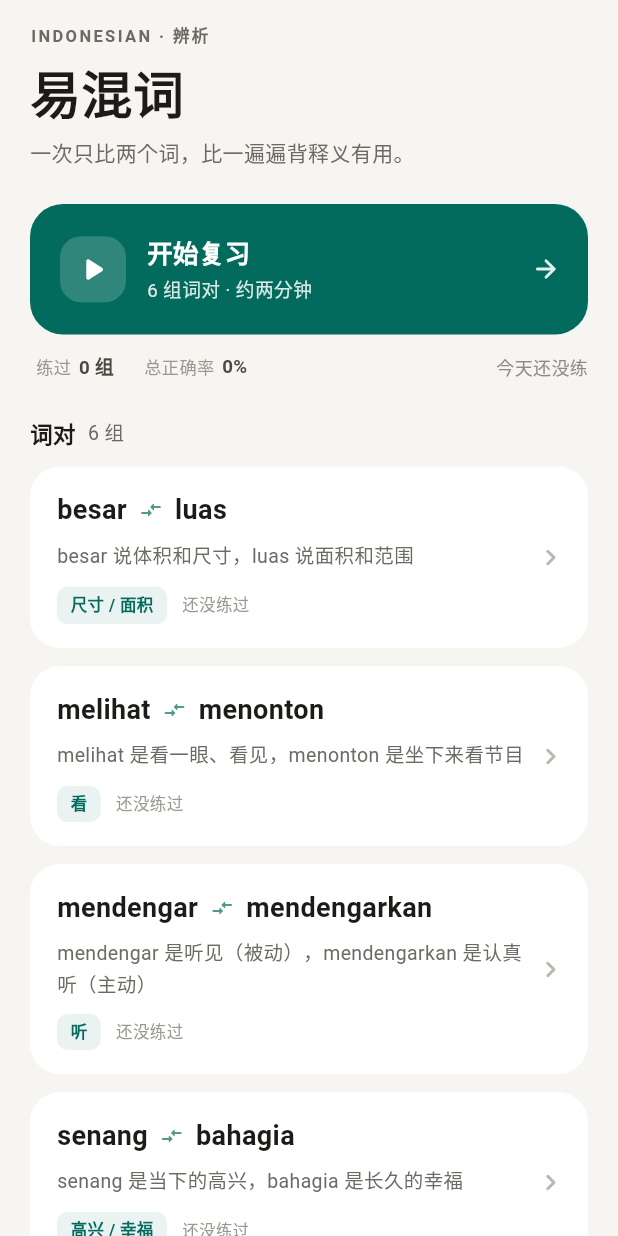
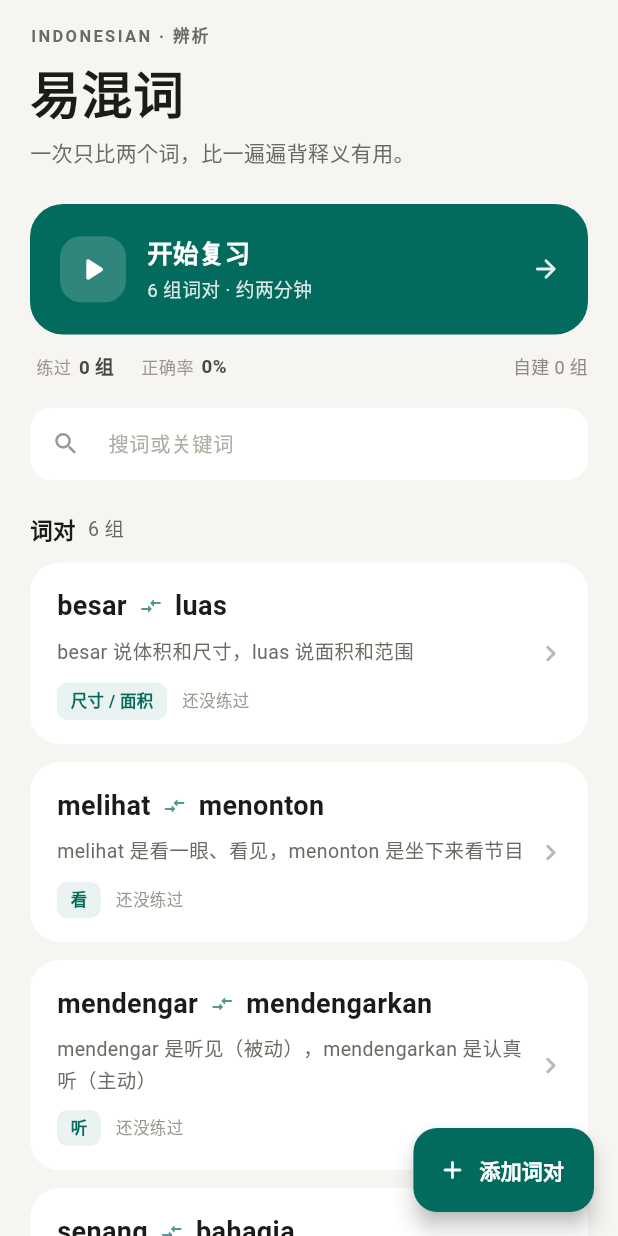
Before and after one commit to BLUEENDDE/megumi-dictionary, a Flutter app: the screen it shows after launch, on a phone screen of 412 x 824 dp. Run offline on Flutter 3.47's test engine with Material 3 defaults, Android fonts, the phone set to English and light mode, and no system bars; our stand-ins replace shared_preferences.

Commit message:
自建词对：添加表单、本地词库、长按删除、搜索过滤

```diff
--- a/lib/models/word_pair.dart
+++ b/lib/models/word_pair.dart
@@ -7,6 +7,13 @@ class WordSense {
   final String gloss;
 
   const WordSense({required this.form, required this.gloss});
+
+  Map<String, dynamic> toJson() => {'form': form, 'gloss': gloss};
+
+  factory WordSense.fromJson(Map<String, dynamic> json) => WordSense(
+        form: json['form'] as String? ?? '',
+        gloss: json['gloss'] as String? ?? '',
+      );
 }
 
 /// 一个差异板块（一条对比轴）。
@@ -20,6 +27,18 @@ class ContrastAxis {
     required this.first,
     required this.second,
   });
+
+  Map<String, dynamic> toJson() => {
+        'name': name,
+        'first': first,
+        'second': second,
+      };
+
+  factory ContrastAxis.fromJson(Map<String, dynamic> json) => ContrastAxis(
+        name: json['name'] as String? ?? '',
+        first: json['first'] as String? ?? '',
+        second: json['second'] as String? ?? '',
+      );
 }
 
 /// 一对最小对比句。
@@ -39,6 +58,24 @@ class ExamplePair {
     required this.secondGloss,
     required this.secondNote,
   });
+
+  Map<String, dynamic> toJson() => {
+        'firstText': firstText,
+        'firstGloss': firstGloss,
+        'firstNote': firstNote,
+        'secondText': secondText,
+        'secondGloss': secondGloss,
+        'secondNote': secondNote,
+      };
+
+  factory ExamplePair.fromJson(Map<String, dynamic> json) => ExamplePair(
+        firstText: json['firstText'] as String? ?? '',
+        firstGloss: json['firstGloss'] as String? ?? '',
+        firstNote: json['firstNote'] as String? ?? '',
+        secondText: json['secondText'] as String? ?? '',
+        secondGloss: json['secondGloss'] as String? ?? '',
+        secondNote: json['secondNote'] as String? ?? '',
+      );
 }
 
 /// 一组词对：两个词、若干板块、一对例句。
@@ -60,6 +97,41 @@ class WordPair {
     required this.axes,
     required this.example,
   });
+
+  /// 用户自己加的词对，id 以 user- 开头。
+  bool get isUserMade => id.startsWith('user-');
+
+  Map<String, dynamic> toJson() => {
+        'id': id,
+        'tag': tag,
+        'summary': summary,
+        'first': first.toJson(),
+        'second': second.toJson(),
+        'axes': axes.map((a) => a.toJson()).toList(),
+        'example': example.toJson(),
+      };
+
+  factory WordPair.fromJson(Map<String, dynamic> json) => WordPair(
+        id: json['id'] as String? ?? '',
+        tag: json['tag'] as String? ?? '',
+        summary: json['summary'] as String? ?? '',
+        first: WordSense.fromJson(
+          (json['first'] as Map?)?.cast<String, dynamic>() ?? {},
+        ),
+        second: WordSense.fromJson(
+          (json['second'] as Map?)?.cast<String, dynamic>() ?? {},
+        ),
+        axes: ((json['axes'] as List?) ?? [])
+            .map(
+              (e) => ContrastAxis.fromJson(
+                (e as Map).cast<String, dynamic>(),
+              ),
+            )
+            .toList(),
+        example: ExamplePair.fromJson(
+          (json['example'] as Map?)?.cast<String, dynamic>() ?? {},
+        ),
+      );
 }
 
 /// 复习时的一道题。
--- a/lib/preview_main.dart
+++ b/lib/preview_main.dart
@@ -4,6 +4,7 @@
 import 'package:flutter/material.dart';
 
 import 'data/sample_data.dart';
+import 'screens/add_pair_screen.dart';
 import 'screens/detail_screen.dart';
 import 'screens/home_screen.dart';
 import 'screens/quiz_screen.dart';
@@ -26,6 +27,7 @@ class PreviewApp extends StatelessWidget {
       'quiz' => QuizScreen(pairs: samplePairs),
       'quiz-right' => QuizScreen(pairs: samplePairs, previewAnswer: 'right'),
       'quiz-wrong' => QuizScreen(pairs: samplePairs, previewAnswer: 'wrong'),
+      'add' => const AddPairScreen(),
       _ => const HomeScreen(pairs: samplePairs),
     };
 
--- a/lib/screens/home_screen.dart
+++ b/lib/screens/home_screen.dart
@@ -2,7 +2,9 @@ import 'package:flutter/material.dart';
 
 import '../models/word_pair.dart';
 import '../services/progress_store.dart';
+import '../services/user_pairs_store.dart';
 import '../widgets/ui_kit.dart';
+import 'add_pair_screen.dart';
 import 'detail_screen.dart';
 import 'quiz_screen.dart';
 
@@ -16,34 +18,103 @@ class HomeScreen extends StatefulWidget {
 }
 
 class _HomeScreenState extends State<HomeScreen> {
-  final ProgressStore _store = ProgressStore();
+  final ProgressStore _progress = ProgressStore();
+  final UserPairsStore _userPairs = UserPairsStore();
+  final TextEditingController _search = TextEditingController();
+
+  String _query = '';
 
   @override
   void initState() {
     super.initState();
-    _store.load().then((_) {
-      if (mounted) setState(() {});
-    });
+    _load();
+  }
+
+  Future<void> _load() async {
+    await Future.wait([_progress.load(), _userPairs.load()]);
+    if (mounted) setState(() {});
+  }
+
+  @override
+  void dispose() {
+    _search.dispose();
+    super.dispose();
+  }
+
+  List<WordPair> get _allPairs => [..._userPairs.pairs, ...widget.pairs];
+
+  List<WordPair> get _visiblePairs {
+    if (_query.isEmpty) return _allPairs;
+    final q = _query.toLowerCase();
+    return _allPairs.where((pair) {
+      return pair.first.form.toLowerCase().contains(q) ||
+          pair.second.form.toLowerCase().contains(q) ||
+          pair.summary.toLowerCase().contains(q) ||
+          pair.tag.toLowerCase().contains(q);
+    }).toList();
   }
 
   Future<void> _openQuiz(List<WordPair> pairs) async {
+    if (pairs.isEmpty) return;
     await Navigator.of(context).push(
-      fadeUpRoute(QuizScreen(pairs: pairs, store: _store)),
+      fadeUpRoute(QuizScreen(pairs: pairs, store: _progress)),
     );
+    if (mounted) setState(() {});
+  }
+
+  Future<void> _addPair() async {
+    final created = await Navigator.of(context).push<WordPair>(
+      fadeUpRoute(const AddPairScreen()),
+    );
+    if (created == null) return;
+    await _userPairs.add(created);
+    if (mounted) setState(() {});
+  }
+
+  Future<void> _deletePair(WordPair pair) async {
+    final confirmed = await showDialog<bool>(
+      context: context,
+      builder: (context) => AlertDialog(
+        title: const Text('删除这组词对？'),
+        content: Text('${pair.first.form} / ${pair.second.form} 会被删掉，不能恢复。'),
+        actions: [
+          TextButton(
+            onPressed: () => Navigator.of(context).pop(false),
+            child: const Text('算了'),
+          ),
+          TextButton(
+            onPressed: () => Navigator.of(context).pop(true),
+            child: const Text('删除', style: TextStyle(color: Color(0xFFC2453E))),
+          ),
+        ],
+      ),
+    );
+    if (confirmed != true) return;
+    await _userPairs.remove(pair.id);
     if (mounted) setState(() {});
   }
 
   @override
   Widget build(BuildContext context) {
-    final theme = Theme.of(context);
-    final scheme = theme.colorScheme;
+    final scheme = Theme.of(context).colorScheme;
     const ink = Color(0xFF1C1B18);
     const muted = Color(0xFF6B6A63);
+    final visible = _visiblePairs;
 
     return Scaffold(
+      floatingActionButton: FloatingActionButton.extended(
+        onPressed: _addPair,
+        backgroundColor: scheme.primary,
+        foregroundColor: Colors.white,
+        icon: const Icon(Icons.add_rounded, size: 20),
+        label: const Text(
+          '添加词对',
+          style: TextStyle(fontSize: 14, fontWeight: FontWeight.w700),
+        ),
+      ),
       body: SafeArea(
         child: ListView(
-          padding: const EdgeInsets.fromLTRB(20, 16, 20, 32),
+          padding: const EdgeInsets.fromLTRB(20, 16, 20, 96),
           children: [
             const Text(
               'INDONESIAN · 辨析',
@@ -73,11 +144,18 @@ class _HomeScreenState extends State<HomeScreen> {
             _ReviewBanner(
               subtitle: _bannerSubtitle(),
               color: scheme.primary,
-              onTap: () => _openQuiz(widget.pairs),
+              onTap: () => _openQuiz(_allPairs),
             ),
             const SizedBox(height: 12),
-            _StatsRow(store: _store),
-            const SizedBox(height: 24),
+            _StatsRow(store: _progress, userCount: _userPairs.pairs.length),
+            if (_allPairs.length > 4) ...[
+              const SizedBox(height: 18),
+              _SearchBox(
+                controller: _search,
+                onChanged: (value) => setState(() => _query = value.trim()),
+              ),
+            ],
+            const SizedBox(height: 22),
             Row(
               children: [
                 const Text(
@@ -90,26 +168,41 @@ class _HomeScreenState extends State<HomeScreen> {
                 ),
                 const SizedBox(width: 8),
                 Text(
-                  '${widget.pairs.length} 组',
+                  '${visible.length} 组',
                   style: const TextStyle(fontSize: 13, color: muted),
                 ),
               ],
             ),
             const SizedBox(height: 12),
-            for (final pair in widget.pairs)
+            if (visible.isEmpty)
+              Container(
+                padding: const EdgeInsets.symmetric(vertical: 34),
+                alignment: Alignment.center,
+                decoration: BoxDecoration(
+                  color: Colors.white,
+                  borderRadius: BorderRadius.circular(20),
+                ),
+                child: const Text(
+                  '没有匹配的词对',
+                  style: TextStyle(fontSize: 13, color: Color(0xFF9A988F)),
+                ),
+              ),
+            for (final pair in visible)
               Padding(
                 padding: const EdgeInsets.only(bottom: 12),
                 child: _PairCard(
                   pair: pair,
-                  stat: _store.statFor(pair.id),
+                  stat: _progress.statFor(pair.id),
                   onTap: () async {
                     await Navigator.of(context).push(
                       fadeUpRoute(
-                        DetailScreen(pair: pair, store: _store),
+                        DetailScreen(pair: pair, store: _progress),
                       ),
                     );
                     if (mounted) setState(() {});
                   },
+                  onLongPress:
+                      pair.isUserMade ? () => _deletePair(pair) : null,
                 ),
               ),
           ],
@@ -119,18 +212,52 @@ class _HomeScreenState extends State<HomeScreen> {
   }
 
   String _bannerSubtitle() {
-    if (!_store.isLoaded) return '${widget.pairs.length} 组词对';
-    if (_store.todayCount == 0) {
-      return '${widget.pairs.length} 组词对 · 约两分钟';
+    if (!_progress.isLoaded) return '${_allPairs.length} 组词对';
+    if (_progress.todayCount == 0) {
+      return '${_allPairs.length} 组词对 · 约两分钟';
     }
-    return '今天已练 ${_store.todayCount} 题 · 继续加油';
+    return '今天已练 ${_progress.todayCount} 题 · 继续加油';
+  }
+}
+
+class _SearchBox extends StatelessWidget {
+  final TextEditingController controller;
+  final ValueChanged<String> onChanged;
+
+  const _SearchBox({required this.controller, required this.onChanged});
+
+  @override
+  Widget build(BuildContext context) {
+    return TextField(
+      controller: controller,
+      onChanged: onChanged,
+      style: const TextStyle(fontSize: 14, color: Color(0xFF1C1B18)),
+      decoration: InputDecoration(
+        hintText: '搜词或关键词',
+        hintStyle: const TextStyle(fontSize: 13.5, color: Color(0xFFB0ADA3)),
+        prefixIcon: const Icon(
+          Icons.search_rounded,
+          size: 19,
+          color: Color(0xFF9A988F),
+        ),
+        isDense: true,
+        filled: true,
+        fillColor: Colors.white,
+        contentPadding: const EdgeInsets.symmetric(vertical: 13),
+        border: OutlineInputBorder(
+          borderRadius: BorderRadius.circular(14),
+          borderSide: BorderSide.none,
+        ),
+      ),
+    );
   }
 }
 
 class _StatsRow extends StatelessWidget {
   final ProgressStore store;
+  final int userCount;
 
-  const _StatsRow({required this.store});
+  const _StatsRow({required this.store, required this.userCount});
 
   @override
   Widget build(BuildContext context) {
@@ -143,11 +270,11 @@ class _StatsRow extends StatelessWidget {
       child: Row(
         children: [
           _Stat(label: '练过', value: '${store.trainedPairs} 组'),
-          const SizedBox(width: 20),
-          _Stat(label: '总正确率', value: '${store.overallAccuracy}%'),
+          const SizedBox(width: 18),
+          _Stat(label: '正确率', value: '${store.overallAccuracy}%'),
           const Spacer(),
           Text(
-            store.todayCount == 0 ? '今天还没练' : '今天 ${store.todayCount} 题',
+            userCount == 0 ? '自建 0 组' : '自建 $userCount 组',
             style: const TextStyle(fontSize: 12, color: muted),
           ),
         ],
@@ -261,11 +388,13 @@ class _PairCard extends StatelessWidget {
   final WordPair pair;
   final PairStat stat;
   final VoidCallback onTap;
+  final VoidCallback? onLongPress;
 
   const _PairCard({
     required this.pair,
     required this.stat,
     required this.onTap,
+    this.onLongPress,
   });
 
   @override
@@ -280,6 +409,7 @@ class _PairCard extends StatelessWidget {
       child: InkWell(
         borderRadius: BorderRadius.circular(20),
         onTap: onTap,
+        onLongPress: onLongPress,
         child: Padding(
           padding: const EdgeInsets.fromLTRB(18, 16, 14, 16),
           child: Row(
--- a/lib/screens/quiz_screen.dart
+++ b/lib/screens/quiz_screen.dart
@@ -77,6 +77,11 @@ class _QuizScreenState extends State<QuizScreen>
           useFirst ? pair.example.firstText : pair.example.secondText;
       final gloss = useFirst ? pair.example.firstGloss : pair.example.secondGloss;
       final note = useFirst ? pair.example.firstNote : pair.example.secondNote;
+
+      // 例句里没有目标词就出不了填空题，跳过这一组（用户自建的可能没填例句）。
+      if (!sentence.toLowerCase().contains(answer.toLowerCase())) {
+        continue;
+      }
 
       final options = <String>[answer, other]..shuffle(random);
 
```
Also changed, not shown: lib/screens/add_pair_screen.dart (added, +403 -0 lines), lib/services/user_pairs_store.dart (added, +53 -0 lines), 1 other file.
